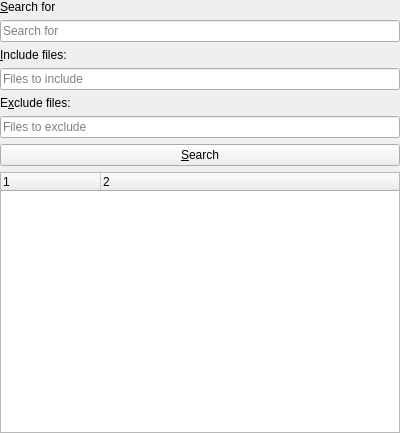
First picture: the form in src/plugins/ProjectManager/ProjectSearchGUI.ui, repository diegoiast/qtedit4, before the edit.
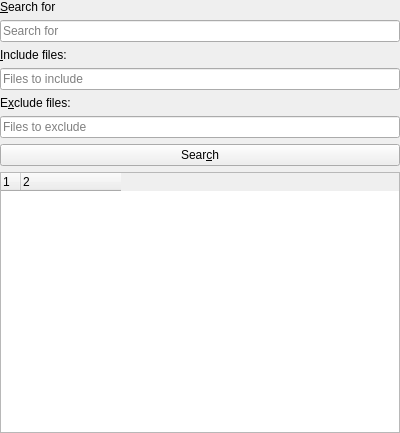
Second picture: the form after the edit.

Commit message:
ProjectSearch: optimize and stop
1) Minor code refactors
2) While searching the button changes it text (to visualize the seach).
3) You can now stop the search.
4) When a line is too large (for example on binary files), the first 256
   bytes are displayed.
5) Headers will update, making the text little more visible.

```diff
--- a/src/plugins/ProjectManager/ProjectSearchGUI.ui
+++ b/src/plugins/ProjectManager/ProjectSearchGUI.ui
@@ -83,7 +83,7 @@
    <item>
     <widget class="QPushButton" name="searchButton">
      <property name="text">
-      <string>&amp;Search</string>
+      <string>Sear&amp;ch</string>
      </property>
     </widget>
    </item>
@@ -92,6 +92,24 @@
      <property name="columnCount">
       <number>2</number>
      </property>
+     <attribute name="headerCascadingSectionResizes">
+      <bool>true</bool>
+     </attribute>
+     <attribute name="headerMinimumSectionSize">
+      <number>10</number>
+     </attribute>
+     <attribute name="headerDefaultSectionSize">
+      <number>10</number>
+     </attribute>
+     <attribute name="headerHighlightSections">
+      <bool>true</bool>
+     </attribute>
+     <attribute name="headerShowSortIndicator" stdset="0">
+      <bool>false</bool>
+     </attribute>
+     <attribute name="headerStretchLastSection">
+      <bool>false</bool>
+     </attribute>
      <column>
       <property name="text">
        <string notr="true">1</string>
```
Left out of the diff: 2 changed lines with no effect on the pictures. The commit also changes 1 other file.
